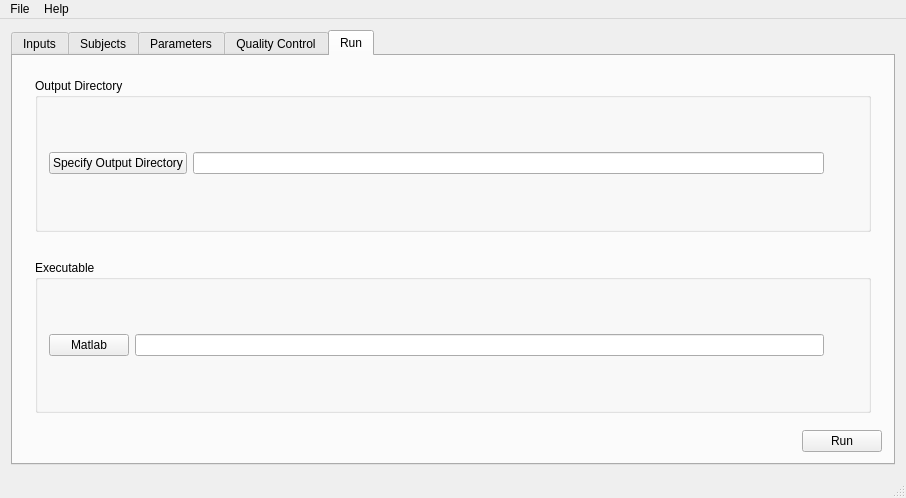
Before: the Qt Designer form FADTTSWindow.ui in jeantm/FADTTS, drawn with Qt 5.
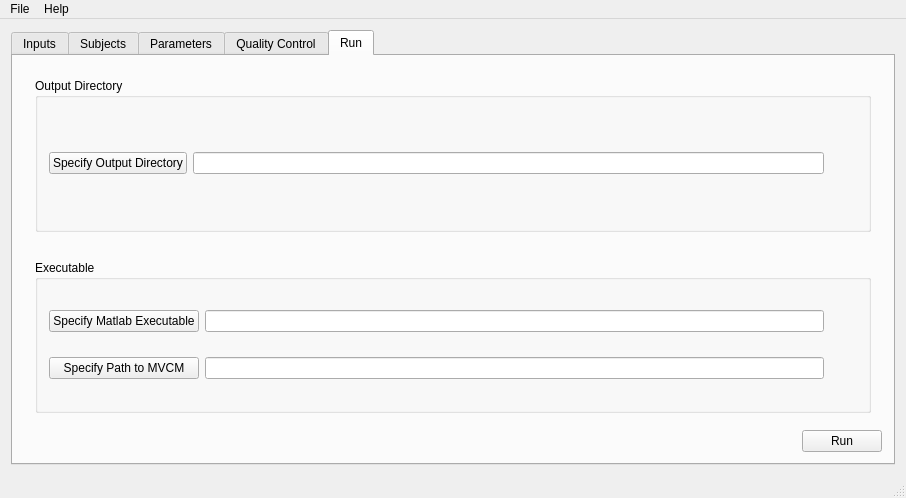
After: the same form once the commit is applied. The open tabs and pages were chosen to show the change.

Commit message:
Project FADTTS Run Matlab
- put back soft_ (and all linked functions) and moved matlab exe from para_ to soft_
- pushButton and lineEdit added to specify the path to MVCM (FADTTS processing functions in matlab)
- updated matlab reference scripts for plotting

What changed in the file:
```diff
--- a/FADTTSWindow.ui
+++ b/FADTTSWindow.ui
@@ -1298,8 +1298,8 @@
              <property name="title">
               <string>Executable</string>
              </property>
-             <layout class="QHBoxLayout" name="horizontalLayout_4">
-              <item>
+             <layout class="QGridLayout" name="gridLayout_12">
+              <item row="1" column="0">
                <widget class="QPushButton" name="runTab_matlab_pushButton">
                 <property name="sizePolicy">
                  <sizepolicy hsizetype="Fixed" vsizetype="Fixed">
@@ -1308,12 +1308,12 @@
                  </sizepolicy>
                 </property>
                 <property name="text">
-                 <string>Matlab</string>
+                 <string>Specify Matlab Executable</string>
                 </property>
                </widget>
               </item>
-              <item>
-               <widget class="QLineEdit" name="para_runTab_matlab_lineEdit">
+              <item row="1" column="1">
+               <widget class="QLineEdit" name="soft_runTab_matlab_lineEdit">
                 <property name="enabled">
                  <bool>true</bool>
                 </property>
@@ -1325,7 +1325,17 @@
                 </property>
                </widget>
               </item>
-              <item>
+              <item row="2" column="0">
+               <widget class="QPushButton" name="runTab_mvcm_pushButton">
+                <property name="text">
+                 <string>Specify Path to MVCM</string>
+                </property>
+               </widget>
+              </item>
+              <item row="2" column="1">
+               <widget class="QLineEdit" name="soft_runTab_mvcm_lineEdit"/>
+              </item>
+              <item row="1" column="2">
                <widget class="QLabel" name="runTab_iconMatlab_label">
                 <property name="sizePolicy">
                  <sizepolicy hsizetype="Fixed" vsizetype="Preferred">
```
Left out of the diff: 87 changed lines with no effect on the pictures. The commit also changes 16 other files.
